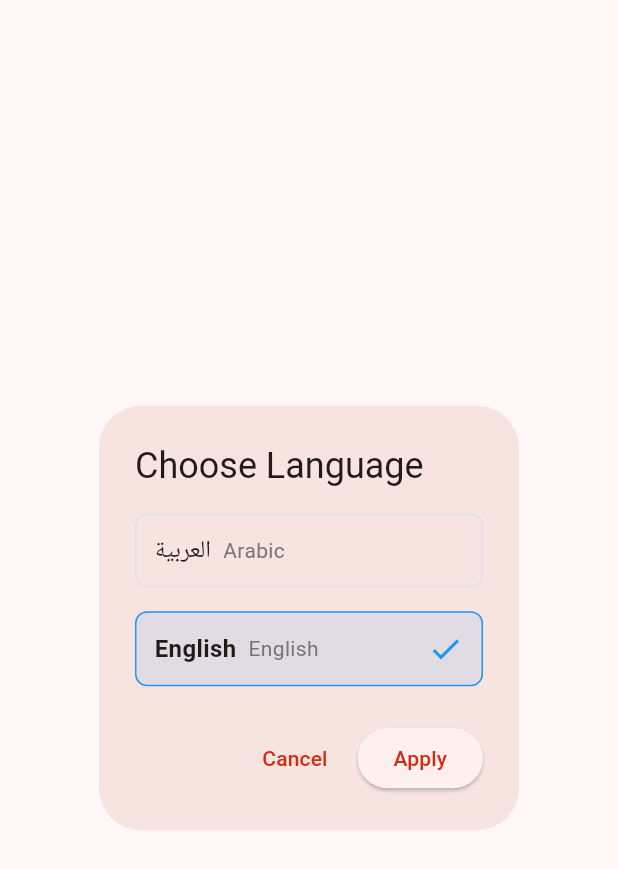
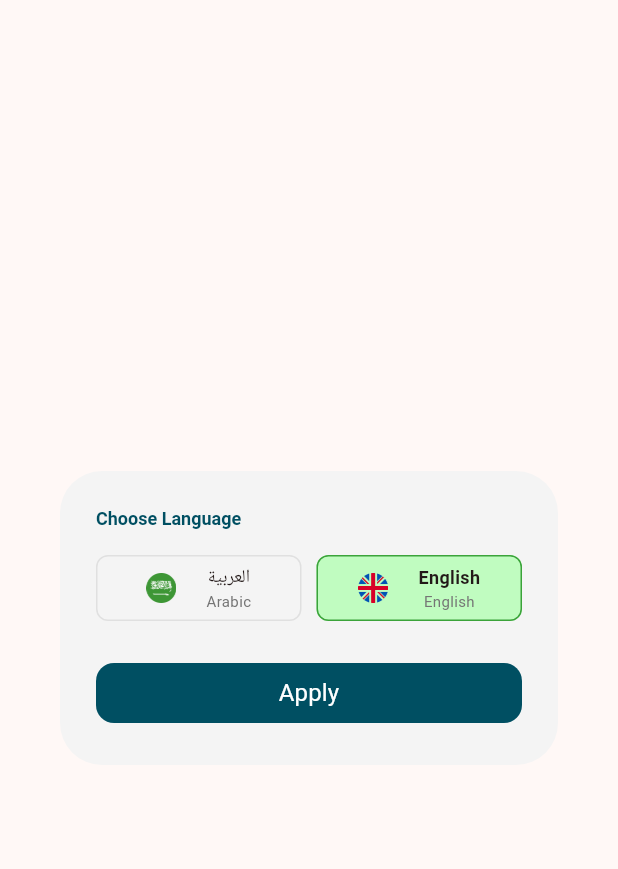
Before and after one commit to AbdoAnany/delivery, a Flutter app: the LanguageSelector widget shown alone on an empty page, opened directly, on a phone screen of 412 x 824 dp. Shown: the top 869 px of the screen. Run offline on Flutter 3.47's test engine with Material 3 defaults, Android fonts, the phone set to English and light mode, and no system bars; our stand-ins replace dio, equatable, flutter_bloc, shared_preferences, sqflite; accounts and stored records are empty; Roboto replaces fonts that are missing (Montserrat).

Commit message:
update language ui

```diff
--- a/lib/core/AppColor.dart
+++ b/lib/core/AppColor.dart
@@ -7,6 +7,7 @@ class AppColors {
   static Color textPrimary = const Color(0xFF004F62);
   static Color textSecondary = const Color(0xFF707070);
   static Color background = const Color(0xFFF9F9F9);
+  static Color fillColor2 = const Color(0xFFF4F4F4);
   static Color fillColor = const Color(0xFFF1F5FB);
   static Color babyBlue = const Color(0xFFE9FAFF);
 
--- a/lib/features/login/presentation/widget/CustomTextField.dart
+++ b/lib/features/login/presentation/widget/CustomTextField.dart
@@ -66,12 +66,14 @@ class CustomButton extends StatelessWidget {
   final String text;
   final VoidCallback onPressed;
   final bool isLoading;
+  final double radius;
 
   const CustomButton({
     super.key,
     required this.text,
     required this.onPressed,
     this.isLoading = false,
+    this.radius = 22,
   });
 
   @override
@@ -83,8 +85,9 @@ class CustomButton extends StatelessWidget {
       style: ElevatedButton.styleFrom(
         backgroundColor: AppColors.primaryDark,
         foregroundColor: Colors.white,
+        elevation: 0,
         shape: RoundedRectangleBorder(
-          borderRadius: BorderRadius.circular(30),
+          borderRadius: BorderRadius.circular(radius),
         ),
         // padding: const EdgeInsets.symmetric(vertical: 16),
       ),
--- a/lib/features/login/presentation/widget/LanguageSelector.dart
+++ b/lib/features/login/presentation/widget/LanguageSelector.dart
@@ -1,6 +1,9 @@
 
 
+import 'package:delivery/features/login/presentation/widget/CustomTextField.dart';
 import 'package:flutter/material.dart';
+
+import '../../../../core/AppColor.dart';
 
 
 class LanguageSelector extends StatefulWidget {
@@ -28,42 +31,71 @@ class _LanguageSelectorState extends State<LanguageSelector> {
 
   @override
   Widget build(BuildContext context) {
-    return AlertDialog(
-      title: const Text('Choose Language'),
-      content: Column(
-        mainAxisSize: MainAxisSize.min,
-        children: [
-          _buildLanguageOption(
+    return SizedBox(
+      width:MediaQuery.of(context).size.width,
+      child: AlertDialog(
+        title:  Text('Choose Language',
+
+          style: TextStyle(
+            fontSize: 12,
+            color: AppColors.primaryDark,
+            fontWeight: FontWeight.bold,
+          ),
+        ),
+        backgroundColor: AppColors.fillColor2,
+        content: SizedBox(
+          height: 44,
+          width:MediaQuery.of(context).size.width,
+
+          child: Row(
+            mainAxisSize: MainAxisSize.max,
+            mainAxisAlignment: MainAxisAlignment.center,
+            children:  [
+              Expanded(
+                child: _buildLanguageOption(
                   languageCode: 'ar',
+                  image: AppImages.arabic,
                   displayName: 'العربية',
                   englishName: 'Arabic',
                 ),
-          const SizedBox(height: 16),
-          _buildLanguageOption(
+              ),
+              const SizedBox(width: 10),
+
+              Expanded(
+                child: _buildLanguageOption(
                   languageCode: 'en',
+                  image: AppImages.english,
+
                   displayName: 'English',
                   englishName: 'English',
                 ),
+              ),
             ],
           ),
+        ),
         actions: [
-        TextButton(
-          onPressed: () => Navigator.pop(context),
-          child: const Text('Cancel'),
-        ),
-        ElevatedButton(
+
+          SizedBox(
+            width: double.infinity,
+
+            child: CustomButton(
               onPressed: () {
                 widget.onLanguageSelected(_selectedLanguage);
                 Navigator.pop(context);
               },
-          child: const Text('Apply'),
+              radius: 12,
+              text: 'Apply',
+
+            ),
           ),
         ],
+      ),
     );
   }
 
   Widget _buildLanguageOption({
     required String languageCode,
+    required String image,
     required String displayName,
     required String englishName,
   }) {
@@ -74,26 +106,36 @@ class _LanguageSelectorState extends State<LanguageSelector> {
         });
       },
       child: Container(
-        padding: const EdgeInsets.all(12),
+        padding: const EdgeInsets.symmetric(horizontal: 20, vertical: 0),
         decoration: BoxDecoration(
           color: _selectedLanguage == languageCode
-              ? Colors.blue.withOpacity(0.1)
+              ? Color(0xFFCBFFCBF)
               : Colors.transparent,
           borderRadius: BorderRadius.circular(8),
           border: Border.all(
             color: _selectedLanguage == languageCode
-                ? Colors.blue
+                ? Color(0xFFC39A238)
                 : Colors.grey.shade300,
           ),
         ),
         child: Row(
+          mainAxisAlignment: MainAxisAlignment.center,
+          children: [
+            Image.asset(
+              image,
+              width: 20,
+              height: 20,
+            ),
+            const SizedBox(width: 20),
+            Column(
+              mainAxisAlignment: MainAxisAlignment.center,
               children: [
                 Text(
                   displayName,
                   style: TextStyle(
-                fontSize: 16,
+                    fontSize: 12,
                     fontWeight: _selectedLanguage == languageCode
-                    ? FontWeight.bold
+                        ? FontWeight.w600
                         : FontWeight.normal,
                   ),
                 ),
@@ -101,13 +143,13 @@ class _LanguageSelectorState extends State<LanguageSelector> {
                 Text(
                   englishName,
                   style: TextStyle(
-                fontSize: 14,
+                    fontSize: 10,
                     color: Colors.grey.shade600,
                   ),
                 ),
-            const Spacer(),
-            if (_selectedLanguage == languageCode)
-              const Icon(Icons.check, color: Colors.blue),
+
+              ],
+            ),
           ],
         ),
       ),
```
Lines whose indentation alone changed are shown as unchanged.
